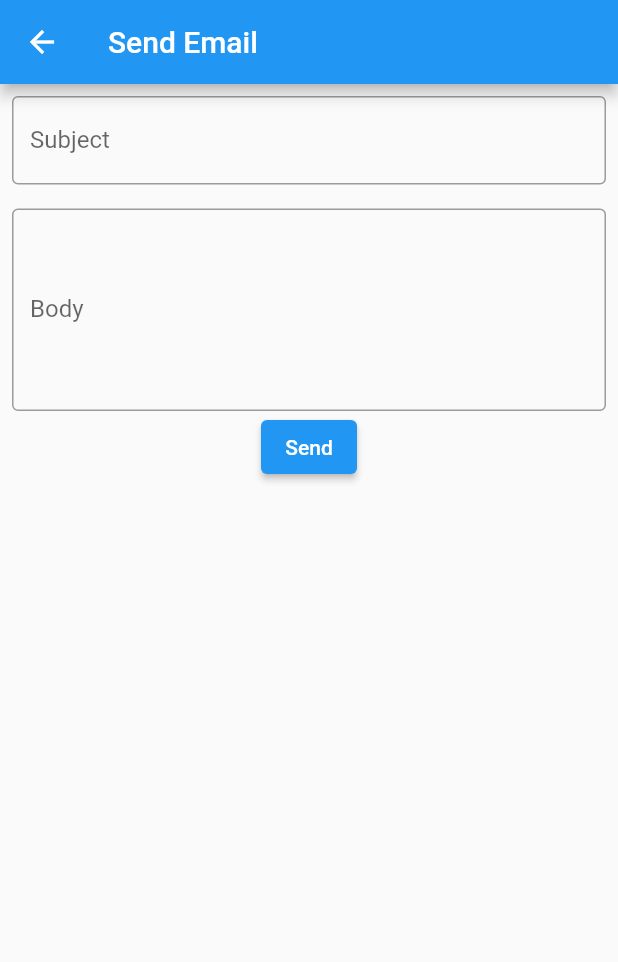
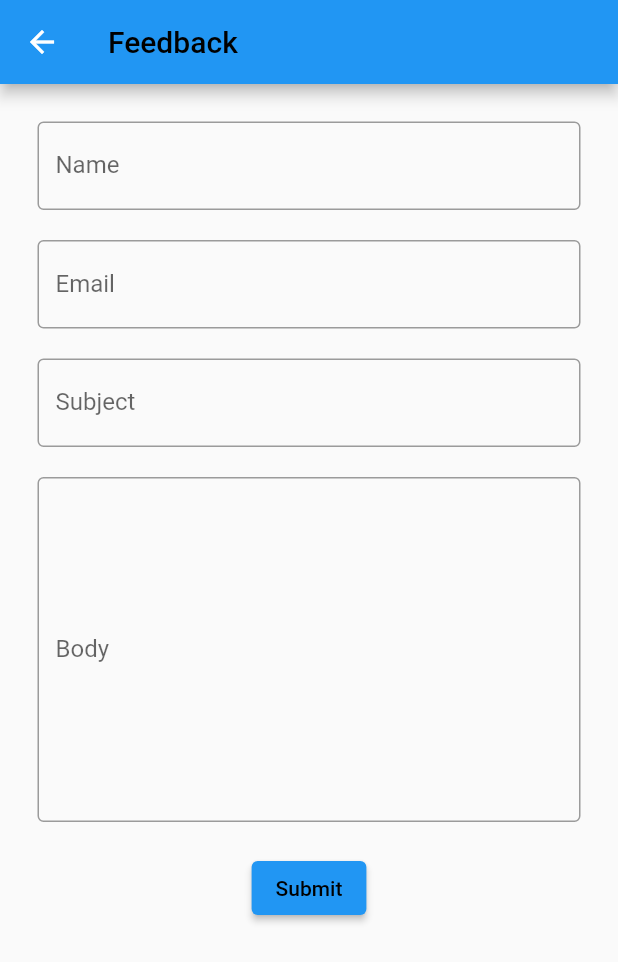
Before and after one commit to tomyamGTX/aqwise_tutorial, a Flutter app: the screen it shows after launch, after a tap on "Email Sender", on a phone screen of 412 x 824 dp. Shown: the top 962 px of the screen. Run offline on Flutter 3.47's test engine with Material 2 defaults, Android fonts, the phone set to English and light mode, and no system bars; our stand-ins replace device_info_plus, flutter_credit_card, get_storage, package_info_plus, webview_flutter.

Commit message:
email via api

```diff
--- /dev/null
+++ b/lib/email/email.js.dart
@@ -0,0 +1,392 @@
+import 'dart:async';
+import 'dart:convert';
+import 'dart:io';
+
+import 'package:device_info_plus/device_info_plus.dart';
+import 'package:flutter/foundation.dart';
+import 'package:flutter/material.dart';
+import 'package:flutter/services.dart';
+import 'package:http/http.dart' as http;
+import 'package:package_info_plus/package_info_plus.dart';
+
+class EmailScreen extends StatefulWidget {
+  static String tag = '/MLEmailScreen';
+
+  const EmailScreen({Key? key}) : super(key: key);
+
+  @override
+  _EmailScreenState createState() => _EmailScreenState();
+}
+
+class _EmailScreenState extends State<EmailScreen> {
+  static final DeviceInfoPlugin deviceInfoPlugin = DeviceInfoPlugin();
+  Map<String, dynamic> _deviceData = <String, dynamic>{};
+  String? brand;
+  String? device;
+  String? model;
+  String? version;
+
+  PackageInfo _packageInfo = PackageInfo(
+    appName: 'Unknown',
+    packageName: 'Unknown',
+    version: 'Unknown',
+    buildNumber: 'Unknown',
+    buildSignature: 'Unknown',
+  );
+
+  @override
+  void initState() {
+    super.initState();
+    _initPackageInfo();
+    initPlatformState();
+  }
+
+  Future<void> initPlatformState() async {
+    var deviceData = <String, dynamic>{};
+    try {
+      if (kIsWeb) {
+        deviceData = _readWebBrowserInfo(await deviceInfoPlugin.webBrowserInfo);
+      } else {
+        if (Platform.isAndroid) {
+          deviceData =
+              _readAndroidBuildData(await deviceInfoPlugin.androidInfo);
+        } else if (Platform.isIOS) {
+          deviceData = _readIosDeviceInfo(await deviceInfoPlugin.iosInfo);
+        } else if (Platform.isLinux) {
+          deviceData = _readLinuxDeviceInfo(await deviceInfoPlugin.linuxInfo);
+        } else if (Platform.isMacOS) {
+          deviceData = _readMacOsDeviceInfo(await deviceInfoPlugin.macOsInfo);
+        } else if (Platform.isWindows) {
+          deviceData =
+              _readWindowsDeviceInfo(await deviceInfoPlugin.windowsInfo);
+        }
+      }
+    } on PlatformException {
+      deviceData = <String, dynamic>{
+        'Error:': 'Failed to get platform version.'
+      };
+    }
+
+    if (!mounted) return;
+
+    setState(() {
+      _deviceData = deviceData;
+    });
+  }
+
+  Map<String, dynamic> _readAndroidBuildData(AndroidDeviceInfo build) {
+    return <String, dynamic>{
+      'version.securityPatch': build.version.securityPatch,
+      'version.sdkInt': build.version.sdkInt,
+      'version.release': build.version.release,
+      'version.previewSdkInt': build.version.previewSdkInt,
+      'version.incremental': build.version.incremental,
+      'version.codename': build.version.codename,
+      'version.baseOS': build.version.baseOS,
+      'board': build.board,
+      'bootloader': build.bootloader,
+      'brand': build.brand,
+      'device': build.device,
+      'display': build.display,
+      'fingerprint': build.fingerprint,
+      'hardware': build.hardware,
+      'host': build.host,
+      'id': build.id,
+      'manufacturer': build.manufacturer,
+      'model': build.model,
+      'product': build.product,
+      'supported32BitAbis': build.supported32BitAbis,
+      'supported64BitAbis': build.supported64BitAbis,
+      'supportedAbis': build.supportedAbis,
+      'tags': build.tags,
+      'type': build.type,
+      'isPhysicalDevice': build.isPhysicalDevice,
+      'androidId': build.androidId,
+      'systemFeatures': build.systemFeatures,
+    };
+  }
+
+  Map<String, dynamic> _readIosDeviceInfo(IosDeviceInfo data) {
+    return <String, dynamic>{
+      'name': data.name,
+      'systemName': data.systemName,
+      'systemVersion': data.systemVersion,
+      'model': data.model,
+      'localizedModel': data.localizedModel,
+      'identifierForVendor': data.identifierForVendor,
+      'isPhysicalDevice': data.isPhysicalDevice,
+      'utsname.sysname:': data.utsname.sysname,
+      'utsname.nodename:': data.utsname.nodename,
+      'utsname.release:': data.utsname.release,
+      'utsname.version:': data.utsname.version,
+      'utsname.machine:': data.utsname.machine,
+    };
+  }
+
+  Map<String, dynamic> _readLinuxDeviceInfo(LinuxDeviceInfo data) {
+    return <String, dynamic>{
+      'name': data.name,
+      'version': data.version,
+      'id': data.id,
+      'idLike': data.idLike,
+      'versionCodename': data.versionCodename,
+      'versionId': data.versionId,
+      'prettyName': data.prettyName,
+      'buildId': data.buildId,
+      'variant': data.variant,
+      'variantId': data.variantId,
+      'machineId': data.machineId,
+    };
+  }
+
+  Map<String, dynamic> _readWebBrowserInfo(WebBrowserInfo data) {
+    return <String, dynamic>{
+      'browserName': describeEnum(data.browserName),
+      'appCodeName': data.appCodeName,
+      'appName': data.appName,
+      'appVersion': data.appVersion,
+      'deviceMemory': data.deviceMemory,
+      'language': data.language,
+      'languages': data.languages,
+      'platform': data.platform,
+      'product': data.product,
+      'productSub': data.productSub,
+      'userAgent': data.userAgent,
+      'vendor': data.vendor,
+      'vendorSub': data.vendorSub,
+      'hardwareConcurrency': data.hardwareConcurrency,
+      'maxTouchPoints': data.maxTouchPoints,
+    };
+  }
+
+  Map<String, dynamic> _readMacOsDeviceInfo(MacOsDeviceInfo data) {
+    return <String, dynamic>{
+      'computerName': data.computerName,
+      'hostName': data.hostName,
+      'arch': data.arch,
+      'model': data.model,
+      'kernelVersion': data.kernelVersion,
+      'osRelease': data.osRelease,
+      'activeCPUs': data.activeCPUs,
+      'memorySize': data.memorySize,
+      'cpuFrequency': data.cpuFrequency,
+      'systemGUID': data.systemGUID,
+    };
+  }
+
+  Map<String, dynamic> _readWindowsDeviceInfo(WindowsDeviceInfo data) {
+    return <String, dynamic>{
+      'numberOfCores': data.numberOfCores,
+      'computerName': data.computerName,
+      'systemMemoryInMegabytes': data.systemMemoryInMegabytes,
+    };
+  }
+
+  Future<bool> showExitPopup(context) async {
+    return await showDialog(
+        context: context,
+        builder: (BuildContext context) {
+          return AlertDialog(
+            content: SizedBox(
+              height: 90,
+              child: Column(
+                crossAxisAlignment: CrossAxisAlignment.start,
+                children: [
+                  const Text('Confirm to exit app?'),
+                  const SizedBox(height: 20),
+                  Row(
+                    children: [
+                      Expanded(
+                        child: ElevatedButton(
+                          onPressed: () {
+                            print('yes selected');
+                            exit(0);
+                          },
+                          style: ElevatedButton.styleFrom(
+                              primary: Colors.red.shade800),
+                          child: const Text('Yes'),
+                        ),
+                      ),
+                      const SizedBox(width: 15),
+                      Expanded(
+                          child: ElevatedButton(
+                        onPressed: () {
+                          print('no selected');
+                          Navigator.of(context).pop();
+                        },
+                        style: ElevatedButton.styleFrom(
+                          primary: Colors.white,
+                        ),
+                        child: const Text('No',
+                            style: TextStyle(color: Colors.black)),
+                      ))
+                    ],
+                  )
+                ],
+              ),
+            ),
+          );
+        });
+  }
+
+  final _formKey = GlobalKey<FormState>();
+  final nameController = TextEditingController();
+  final emailController = TextEditingController();
+  final subjectController = TextEditingController();
+  final messageController = TextEditingController();
+
+  @override
+  Widget build(BuildContext context) {
+    var messageDevice =
+        '${Platform.isAndroid ? _deviceData['device'] : _deviceData['systemVersion']}, brand ${Platform.isAndroid ? _deviceData['brand'] : _deviceData['name']}, model ${_deviceData['model']} with App version : ${_packageInfo.version}';
+    return Scaffold(
+      appBar: AppBar(
+        title: const Text(
+          'Feedback',
+          style: TextStyle(color: Colors.black, fontSize: 20),
+        ),
+      ),
+      body: Padding(
+        padding: const EdgeInsets.all(25.0),
+        child: SingleChildScrollView(
+          child: Center(
+            child: Form(
+              key: _formKey,
+              child: Column(
+                children: <Widget>[
+                  TextFormField(
+                    controller: nameController,
+                    decoration: const InputDecoration(
+                        border: OutlineInputBorder(), labelText: 'Name'),
+                    validator: (value) {
+                      if (value == null || value.isEmpty) {
+                        return 'Name cannot be empty';
+                      }
+                      return null;
+                    },
+                  ),
+                  Padding(
+                    padding: const EdgeInsets.only(
+                      top: 20.0,
+                    ),
+                    child: TextFormField(
+                      controller: emailController,
+                      decoration: const InputDecoration(
+                          border: OutlineInputBorder(), labelText: 'Email'),
+                      validator: (email) {
+                        if (!RegExp(r'^[\w-\.]+@([\w-]+\.)+[\w]{2,4}')
+                            .hasMatch(emailController.value.text)) {
+                          return 'Email cannot be empty';
+                        }
+                        return null;
+                      },
+                    ),
+                  ),
+                  Padding(
+                    padding: const EdgeInsets.only(
+                      top: 20.0,
+                    ),
+                    child: TextFormField(
+                      controller: subjectController,
+                      decoration: const InputDecoration(
+                          border: OutlineInputBorder(), labelText: 'Subject'),
+                      validator: (value) {
+                        if (value == null || value.isEmpty) {
+                          return 'This field is required';
+                        }
+                        return null;
+                      },
+                    ),
+                  ),
+                  Padding(
+                    padding: const EdgeInsets.only(
+                      top: 20.0,
+                    ),
+                    child: TextFormField(
+                      controller: messageController,
+                      keyboardType: TextInputType.multiline,
+                      decoration: const InputDecoration(
+                          border: OutlineInputBorder(), labelText: 'Body'),
+                      maxLines: 10,
+                      validator: (value) {
+                        if (value == null || value.isEmpty) {
+                          return 'This field is required';
+                        }
+                        return null;
+                      },
+                    ),
+                  ),
+                  Padding(
+                    padding: const EdgeInsets.only(
+                      top: 20.0,
+                    ),
+                    child: ElevatedButton(
+                      onPressed: () async {
+                        if (_formKey.currentState!.validate()) {
+                          final response = await sendEmail(
+                            nameController.value.text,
+                            emailController.value.text,
+                            subjectController.value.text,
+                            messageController.value.text,
+                            messageDevice,
+                          );
+                          ScaffoldMessenger.of(context).showSnackBar(
+                              response == 200
+                                  ? const SnackBar(
+                                      content: Text('Message Sent!'),
+                                      backgroundColor: Colors.green)
+                                  : const SnackBar(
+                                      content: Text('Failed to send message!'),
+                                      backgroundColor: Colors.red));
+                          nameController.clear();
+                          emailController.clear();
+                          subjectController.clear();
+                          messageController.clear();
+                        }
+                      },
+                      child: const Text('Submit',
+                          style: TextStyle(color: Colors.black)),
+                    ),
+                  ),
+                ],
+              ),
+            ),
+          ),
+        ),
+      ),
+    );
+  }
+
+  Future sendEmail(String name, String email, String subject, String message,
+      String info) async {
+    const serviceId = 'service_6lja4yp';
+    const templateId = 'template_pmqipei';
+    const userId = '7oBv-Wgkr224QQXQd';
+    final url = Uri.parse('https://api.emailjs.com/api/v1.0/email/send');
+    final response = await http.post(url,
+        headers: {
+          'origin': 'http://localhost',
+          'Content-Type': 'application/json',
+        },
+        body: json.encode({
+          'service_id': serviceId,
+          'template_id': templateId,
+          'user_id': userId,
+          'template_params': {
+            'user_name': name,
+            'user_email': email,
+            'user_subject': subject,
+            'user_message': message,
+            'user_device_info': info,
+          },
+        }));
+    return response.statusCode;
+  }
+
+  Future<void> _initPackageInfo() async {
+    final info = await PackageInfo.fromPlatform();
+    setState(() {
+      _packageInfo = info;
+    });
+  }
+}
--- a/lib/email/email.screen.dart
+++ /dev/null
@@ -1,81 +0,0 @@
-import 'package:flutter/material.dart';
-import 'package:flutter_email_sender/flutter_email_sender.dart';
-
-class EmailScreen extends StatefulWidget {
-  const EmailScreen({Key? key}) : super(key: key);
-
-  @override
-  State<EmailScreen> createState() => _EmailScreenState();
-}
-
-class _EmailScreenState extends State<EmailScreen> {
-  final _formKey = GlobalKey<FormState>();
-
-  final _subject = TextEditingController();
-  final _body = TextEditingController();
-  @override
-  Widget build(BuildContext context) {
-    return Scaffold(
-      appBar: AppBar(
-        title: const Text('Send Email'),
-      ),
-      body: Form(
-          key: _formKey,
-          child: Padding(
-            padding: const EdgeInsets.all(8.0),
-            child: Column(
-              children: [
-                TextFormField(
-                  validator: (v) {
-                    if (v!.isEmpty) {
-                      return 'Please insert subject';
-                    } else {
-                      null;
-                    }
-                  },
-                  decoration: const InputDecoration(
-                      border: OutlineInputBorder(), labelText: 'Subject'),
-                  controller: _subject,
-                ),
-                const SizedBox(
-                  height: 16,
-                ),
-                TextFormField(
-                  validator: (v) {
-                    if (v!.isEmpty) {
-                      return 'Please insert your feedback';
-                    } else {
-                      null;
-                    }
-                  },
-                  maxLines: 5,
-                  decoration: const InputDecoration(
-                      border: OutlineInputBorder(), labelText: 'Body'),
-                  controller: _body,
-                ),
-                ElevatedButton(onPressed: _sendEmail, child: const Text('Send'))
-              ],
-            ),
-          )),
-    );
-  }
-
-  Future<void> _sendEmail() async {
-    // Validate returns true if the form is valid, or false otherwise.
-    if (_formKey.currentState!.validate()) {
-      final Email email = Email(
-        body: _body.text,
-        subject: _subject.text,
-        recipients: ['kimimdnoor90@gmail.com'],
-        // cc: ['cc@example.com'],
-        // bcc: ['bcc@example.com'],
-        // attachmentPaths: ['/path/to/attachment.zip'],
-        isHTML: false,
-      );
-      ScaffoldMessenger.of(context).showSnackBar(
-        const SnackBar(content: Text('Opening Email App ...')),
-      );
-      await FlutterEmailSender.send(email);
-    }
-  }
-}
--- a/lib/main.dart
+++ b/lib/main.dart
@@ -6,7 +6,7 @@ import 'package:flutter/material.dart';
 import 'package:get_storage/get_storage.dart';
 import 'package:provider/provider.dart';
 
-import 'email/email.screen.dart';
+import 'email/email.js.dart';
 
 Future<void> main() async {
   await GetStorage.init();
--- a/pubspec.yaml
+++ b/pubspec.yaml
@@ -34,9 +34,10 @@ dependencies:
   flutter_credit_card:
   url_launcher:
   flutter_email_sender: ^5.1.0
-  flutter_form_builder: ^7.4.0
   provider:
   get_storage:
+  device_info_plus:
+  package_info_plus:
 
 
   # The following adds the Cupertino Icons font to your application.
```
Also changed, not shown: pubspec.lock.
